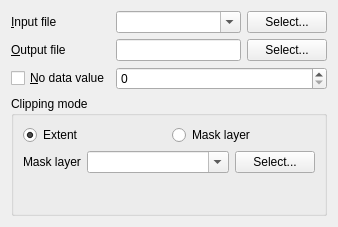
Above: qgis/python/plugins/GdalTools/tools/widgetClipper.ui from sourcepole/qgis before the change. Below: the same form after it.
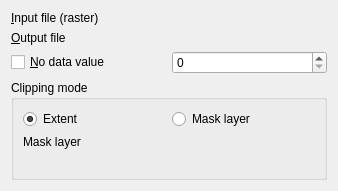
That is the form after the change. The open tabs and pages were chosen to show the change. Custom widgets are drawn as their Qt base class.

Commit message: avoid changes of the input layer when layers in canvas changed

Patch:
```diff
--- a/qgis/python/plugins/GdalTools/tools/widgetClipper.ui
+++ b/qgis/python/plugins/GdalTools/tools/widgetClipper.ui
@@ -7,7 +7,7 @@
     <x>0</x>
     <y>0</y>
     <width>338</width>
-    <height>227</height>
+    <height>191</height>
    </rect>
   </property>
   <property name="sizePolicy">
@@ -28,31 +28,10 @@
         <string>&amp;Output file</string>
        </property>
        <property name="buddy">
-        <cstring>selectOutputFileButton</cstring>
+        <cstring>outSelector</cstring>
        </property>
       </widget>
      </item>
-     <item row="1" column="1">
-      <layout class="QHBoxLayout" name="horizontalLayout_2">
-       <item>
-        <widget class="QLineEdit" name="outputFileEdit">
-         <property name="minimumSize">
-          <size>
-           <width>100</width>
-           <height>0</height>
-          </size>
-         </property>
-        </widget>
-       </item>
-       <item>
-        <widget class="QPushButton" name="selectOutputFileButton">
-         <property name="text">
-          <string>Select...</string>
-         </property>
-        </widget>
-       </item>
-      </layout>
-     </item>
      <item row="2" column="0">
       <widget class="QCheckBox" name="noDataCheck">
        <property name="text">
@@ -67,43 +46,22 @@
        </property>
       </widget>
      </item>
-     <item row="0" column="1">
-      <layout class="QHBoxLayout" name="horizontalLayout">
-       <item>
-        <widget class="QComboBox" name="inputLayerCombo">
-         <property name="sizePolicy">
-          <sizepolicy hsizetype="Expanding" vsizetype="Fixed">
-           <horstretch>0</horstretch>
-           <verstretch>0</verstretch>
-          </sizepolicy>
-         </property>
-         <property name="editable">
-          <bool>true</bool>
-         </property>
-         <property name="insertPolicy">
-          <enum>QComboBox::NoInsert</enum>
-         </property>
-        </widget>
-       </item>
-       <item>
-        <widget class="QPushButton" name="selectInputFileButton">
-         <property name="text">
-          <string>Select...</string>
-         </property>
-        </widget>
-       </item>
-      </layout>
-     </item>
      <item row="0" column="0">
       <widget class="QLabel" name="label_3">
        <property name="text">
-        <string>&amp;Input file</string>
+        <string>&amp;Input file (raster)</string>
        </property>
        <property name="buddy">
-        <cstring>selectInputFileButton</cstring>
+        <cstring>inSelector</cstring>
        </property>
       </widget>
      </item>
+     <item row="1" column="1">
+      <widget class="GdalToolsInOutSelector" name="outSelector" native="true"/>
+     </item>
+     <item row="0" column="1">
+      <widget class="GdalToolsInOutSelector" name="inSelector" native="true"/>
+     </item>
     </layout>
    </item>
    <item>
@@ -149,33 +107,6 @@
           <property name="margin">
            <number>0</number>
           </property>
-          <item row="0" column="1">
-           <layout class="QHBoxLayout" name="horizontalLayout_5">
-            <item>
-             <widget class="QComboBox" name="maskLayerCombo">
-              <property name="sizePolicy">
-               <sizepolicy hsizetype="Expanding" vsizetype="Fixed">
-                <horstretch>0</horstretch>
-                <verstretch>0</verstretch>
-               </sizepolicy>
-              </property>
-              <property name="editable">
-               <bool>true</bool>
-              </property>
-              <property name="insertPolicy">
-               <enum>QComboBox::NoInsert</enum>
-              </property>
-             </widget>
-            </item>
-            <item>
-             <widget class="QPushButton" name="selectMaskFileButton">
-              <property name="text">
-               <string>Select...</string>
-              </property>
-             </widget>
-            </item>
-           </layout>
-          </item>
           <item row="1" column="0">
            <spacer name="verticalSpacer">
             <property name="orientation">
@@ -196,6 +127,9 @@
             </property>
            </widget>
           </item>
+          <item row="0" column="1">
+           <widget class="GdalToolsInOutSelector" name="maskSelector" native="true"/>
+          </item>
          </layout>
         </widget>
        </widget>
@@ -212,6 +146,12 @@
    <header>extentSelector</header>
    <container>1</container>
   </customwidget>
+  <customwidget>
+   <class>GdalToolsInOutSelector</class>
+   <extends>QWidget</extends>
+   <header>inOutSelector</header>
+   <container>1</container>
+  </customwidget>
  </customwidgets>
  <resources/>
  <connections/>
```
The commit also changes 41 other files.
